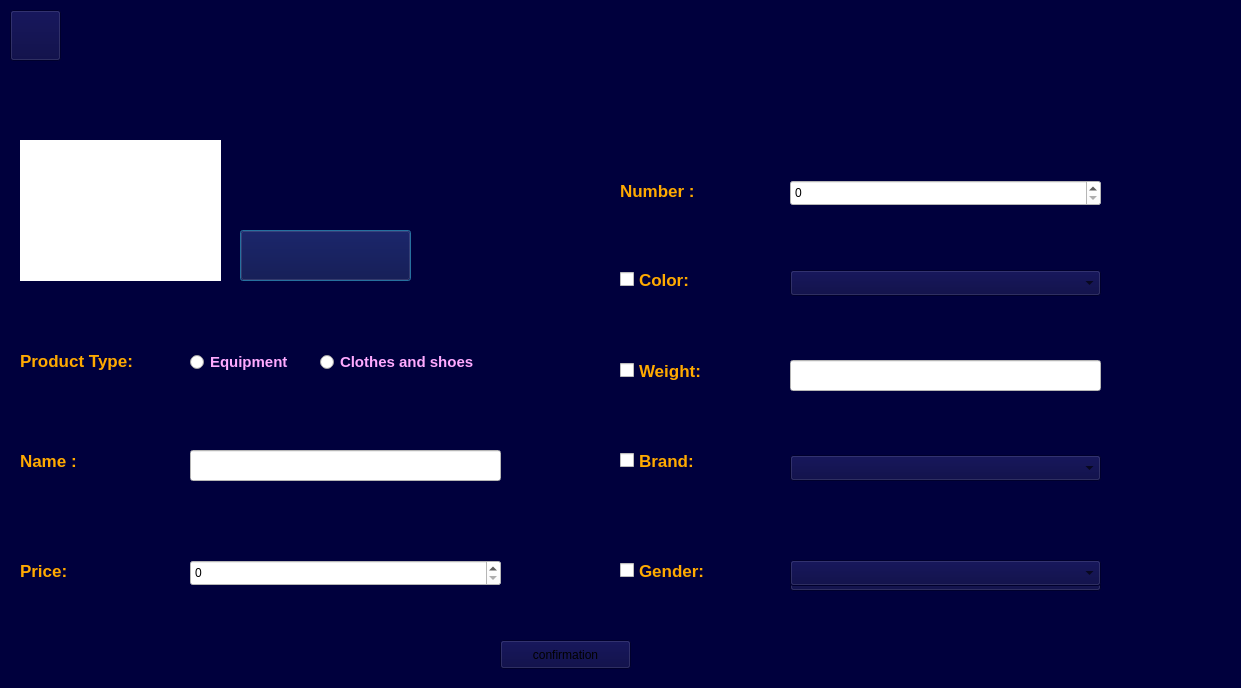
Above: add_kala.ui from AP-projects-4001/ls before the change. Below: the same form after it.
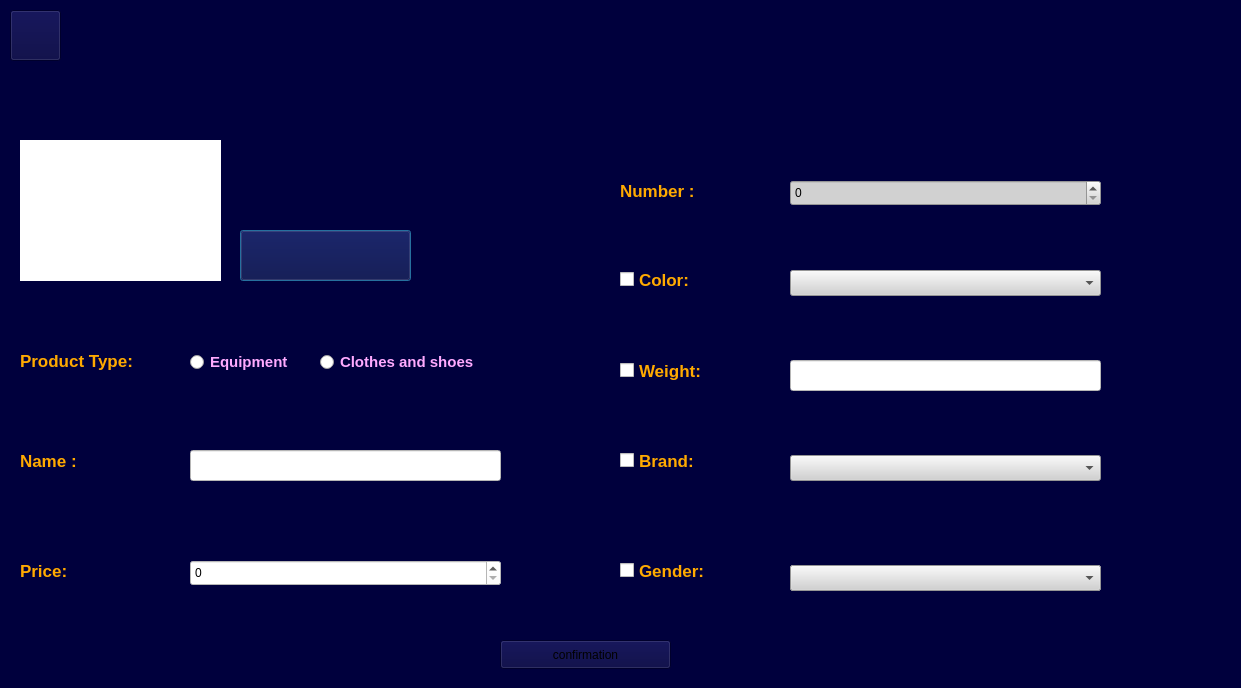
That is the form after the change. Icons and pictures are not drawn.

```diff
--- a/add_kala.ui
+++ b/add_kala.ui
@@ -48,6 +48,10 @@
      <height>26</height>
     </rect>
    </property>
+   <property name="styleSheet">
+    <string notr="true">background-color: rgb(209, 209, 209);
+background-image: url();</string>
+   </property>
    <item>
     <property name="text">
      <string/>
@@ -152,6 +156,10 @@
      <height>26</height>
     </rect>
    </property>
+   <property name="styleSheet">
+    <string notr="true">background-color: rgb(209, 209, 209);
+background-image: url();</string>
+   </property>
    <item>
     <property name="text">
      <string/>
@@ -182,6 +190,10 @@
      <height>26</height>
     </rect>
    </property>
+   <property name="styleSheet">
+    <string notr="true">background-color: rgb(209, 209, 209);
+background-image: url();</string>
+   </property>
    <item>
     <property name="text">
      <string/>
@@ -445,7 +457,8 @@
     </rect>
    </property>
    <property name="styleSheet">
-    <string notr="true">background-color: rgb(255, 255, 255);</string>
+    <string notr="true">background-color: rgb(209, 209, 209);
+background-image: url();</string>
    </property>
    <property name="maximum">
     <number>999999999</number>
@@ -456,7 +469,7 @@
     <rect>
      <x>500</x>
      <y>640</y>
-     <width>131</width>
+     <width>171</width>
      <height>29</height>
     </rect>
    </property>
@@ -468,11 +481,15 @@
    <property name="geometry">
     <rect>
      <x>790</x>
-     <y>560</y>
+     <y>565</y>
      <width>311</width>
      <height>26</height>
     </rect>
    </property>
+   <property name="styleSheet">
+    <string notr="true">background-color: rgb(209, 209, 209);
+background-image: url();</string>
+   </property>
    <item>
     <property name="text">
      <string/>
```
